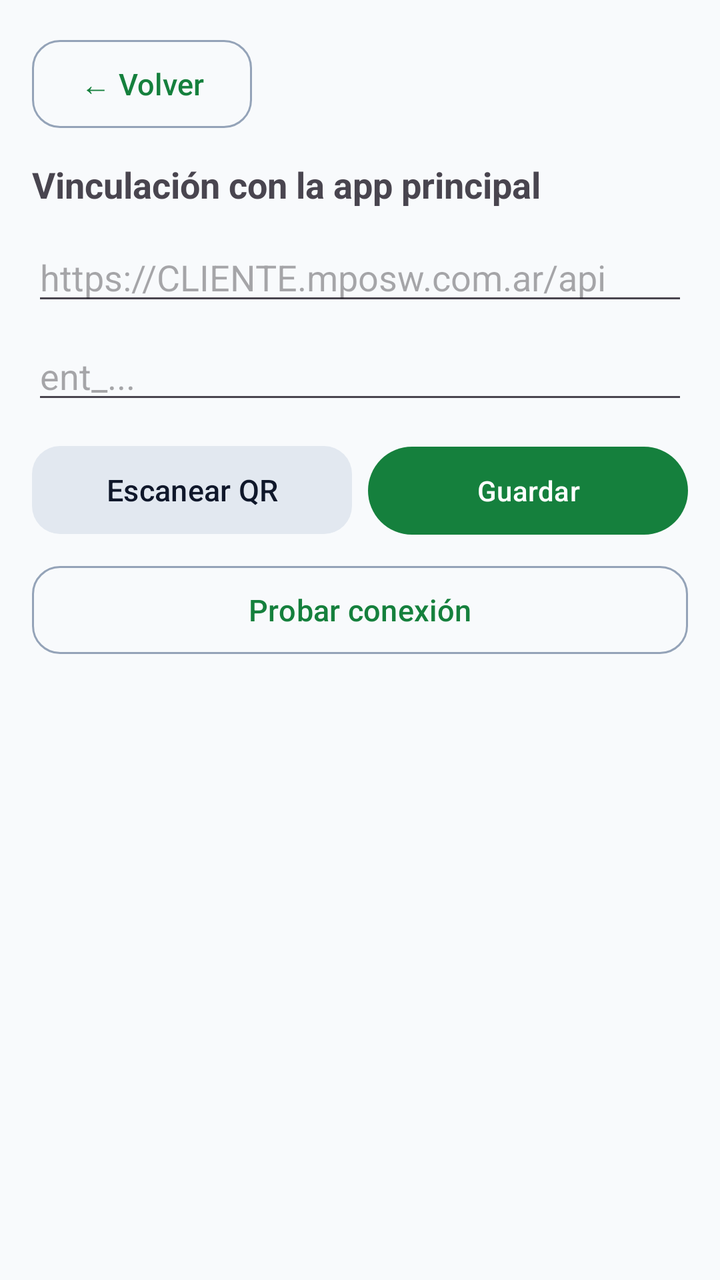
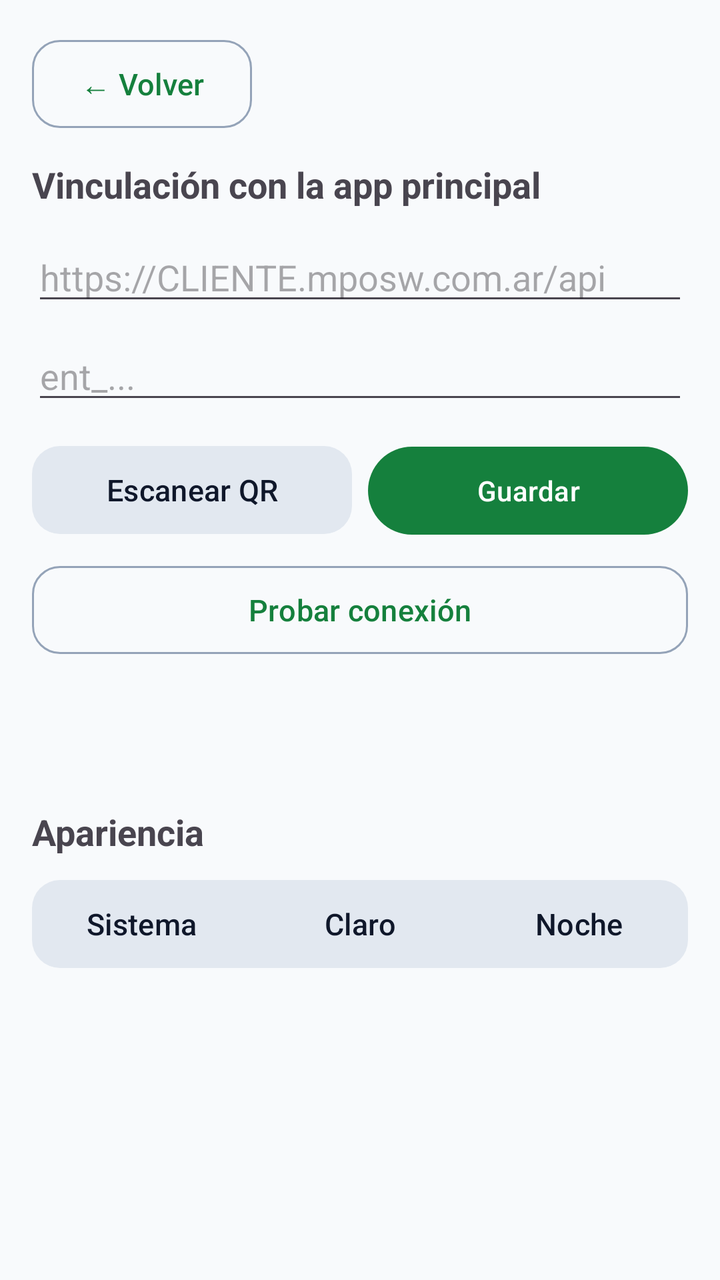

Two renders of the same Android screen: before a commit and after it. Below are the layout's source before the change and the commit's diff.
<!-- AndroidManifest.xml: application theme Theme.Entradas -->
<!-- res/layout/fragment_config.xml -->
<?xml version="1.0" encoding="utf-8"?>
<ScrollView xmlns:android="http://schemas.android.com/apk/res/android"
    android:layout_width="match_parent"
    android:layout_height="match_parent"
    android:padding="16dp">

    <LinearLayout
        android:orientation="vertical"
        android:layout_width="match_parent"
        android:layout_height="wrap_content">

        <com.google.android.material.button.MaterialButton
            android:id="@+id/btnVolver"
            style="@style/Widget.Entradas.Button.Ghost"
            android:layout_width="wrap_content"
            android:layout_height="wrap_content"
            android:text="@string/volver" />

        <TextView
            android:layout_width="wrap_content"
            android:layout_height="wrap_content"
            android:layout_marginTop="12dp"
            android:text="Vinculación con la app principal"
            android:textSize="18sp"
            android:textStyle="bold" />

        <EditText android:id="@+id/etBaseUrl"
            android:layout_width="match_parent"
            android:layout_height="wrap_content"
            android:layout_marginTop="12dp"
            android:hint="https://CLIENTE.mposw.com.ar/api"
            android:inputType="textUri" />

        <EditText android:id="@+id/etToken"
            android:layout_width="match_parent"
            android:layout_height="wrap_content"
            android:layout_marginTop="8dp"
            android:hint="ent_..."
            android:inputType="textPassword" />

        <LinearLayout
            android:orientation="horizontal"
            android:layout_width="match_parent"
            android:layout_height="wrap_content"
            android:layout_marginTop="12dp">

            <com.google.android.material.button.MaterialButton
                android:id="@+id/btnScanPairing"
                style="@style/Widget.Entradas.Button.Neutral"
                android:layout_width="0dp"
                android:layout_height="wrap_content"
                android:layout_weight="1"
                android:text="@string/escanear_qr" />

            <Space android:layout_width="8dp" android:layout_height="wrap_content" />

            <com.google.android.material.button.MaterialButton
                android:id="@+id/btnSave"
                android:layout_width="0dp"
                android:layout_height="wrap_content"
                android:layout_weight="1"
                android:minHeight="52dp"
                android:text="Guardar" />
        </LinearLayout>

        <com.google.android.material.button.MaterialButton
            android:id="@+id/btnTest"
            style="@style/Widget.Entradas.Button.Ghost"
            android:layout_width="match_parent"
            android:layout_height="wrap_content"
            android:layout_marginTop="8dp"
            android:text="@string/probar_conexion" />

        <TextView android:id="@+id/tvConfigStatus"
            android:layout_width="match_parent"
            android:layout_height="wrap_content"
            android:layout_marginTop="12dp"
            android:textSize="14sp" />

        <TextView android:id="@+id/tvVersions"
            android:layout_width="match_parent"
            android:layout_height="wrap_content"
            android:layout_marginTop="8dp"
            android:textSize="13sp" />
    </LinearLayout>
</ScrollView>
<!-- resources referenced by this layout -->
<resources>
  <string name="escanear_qr">Escanear QR</string>
  <string name="probar_conexion">Probar conexión</string>
  <string name="volver">← Volver</string>
  <style name="Widget.Entradas.Button.Ghost" parent="Widget.Material3.Button.OutlinedButton">
          <item name="android:minHeight">52dp</item>
          <item name="android:textSize">15sp</item>
          <item name="cornerRadius">14dp</item>
      </style>
  <style name="Widget.Entradas.Button.Neutral" parent="Widget.Material3.Button.TonalButton">
          <item name="android:minHeight">52dp</item>
          <item name="android:textSize">15sp</item>
          <item name="cornerRadius">14dp</item>
      </style>
  <style name="Theme.Entradas" parent="Theme.Material3.DayNight.NoActionBar">
          <item name="colorPrimary">@color/primary</item>
          <item name="colorOnPrimary">@color/on_primary</item>
          <item name="colorPrimaryContainer">@color/primary_container</item>
          <item name="colorOnPrimaryContainer">@color/on_primary_container</item>
          <item name="colorSecondary">@color/secondary</item>
          <item name="colorOnSecondary">@color/on_secondary</item>
          <item name="colorSecondaryContainer">@color/secondary_container</item>
          <item name="colorOnSecondaryContainer">@color/on_secondary_container</item>
          <item name="colorTertiary">@color/tertiary</item>
          <item name="colorOnTertiary">@color/on_tertiary</item>
          <item name="colorTertiaryContainer">@color/tertiary_container</item>
          <item name="colorOnTertiaryContainer">@color/on_tertiary_container</item>
          <item name="colorError">@color/error</item>
          <item name="colorOnError">@color/on_error</item>
          <item name="colorErrorContainer">@color/error_container</item>
          <item name="colorOnErrorContainer">@color/on_error_container</item>
          <item name="android:colorBackground">@color/background</item>
          <item name="colorSurface">@color/surface</item>
          <item name="colorOnSurface">@color/on_surface</item>
          <item name="colorSurfaceVariant">@color/surface_variant</item>
          <item name="colorOnSurfaceVariant">@color/on_surface_variant</item>
          <item name="colorOutline">@color/outline</item>
          <item name="android:windowBackground">@color/background</item>
          <item name="materialButtonStyle">@style/Widget.Entradas.Button</item>
      </style>
  <color name="primary">#15803D</color>
  <color name="on_primary">#FFFFFF</color>
  <color name="primary_container">#BBF7D0</color>
  <color name="on_primary_container">#052E16</color>
  <color name="secondary">#475569</color>
  <color name="on_secondary">#FFFFFF</color>
  <color name="secondary_container">#E2E8F0</color>
  <color name="on_secondary_container">#0F172A</color>
  <color name="tertiary">#B45309</color>
  <color name="on_tertiary">#FFFFFF</color>
  <color name="tertiary_container">#FDE68A</color>
  <color name="on_tertiary_container">#451A03</color>
  <color name="error">#B3261E</color>
  <color name="on_error">#FFFFFF</color>
  <color name="error_container">#F9DEDC</color>
  <color name="on_error_container">#410E0B</color>
  <color name="background">#F8FAFC</color>
  <color name="surface">#F8FAFC</color>
  <color name="on_surface">#0F172A</color>
  <color name="surface_variant">#E2E8F0</color>
  <color name="on_surface_variant">#475569</color>
  <color name="outline">#94A3B8</color>
  <style name="Widget.Entradas.Button" parent="Widget.Material3.Button" />
</resources>

<!-- the commit's change to res/layout/fragment_config.xml (unified diff, before → after) -->
@@ -1,5 +1,6 @@
 <?xml version="1.0" encoding="utf-8"?>
 <ScrollView xmlns:android="http://schemas.android.com/apk/res/android"
+    xmlns:app="http://schemas.android.com/apk/res-auto"
     android:layout_width="match_parent"
     android:layout_height="match_parent"
     android:padding="16dp">
@@ -82,5 +83,55 @@
             android:layout_height="wrap_content"
             android:layout_marginTop="8dp"
             android:textSize="13sp" />
+
+        <TextView
+            android:layout_width="wrap_content"
+            android:layout_height="wrap_content"
+            android:layout_marginTop="16dp"
+            android:text="@string/apariencia"
+            android:textSize="18sp"
+            android:textStyle="bold" />
+
+        <com.google.android.material.button.MaterialButtonToggleGroup
+            android:id="@+id/tgTheme"
+            android:layout_width="match_parent"
+            android:layout_height="wrap_content"
+            android:layout_marginTop="8dp"
+            app:singleSelection="true"
+            app:selectionRequired="true">
+
+            <com.google.android.material.button.MaterialButton
+                android:id="@+id/btnThemeSystem"
+                style="@style/Widget.Entradas.Button.Neutral"
+                android:layout_width="0dp"
+                android:layout_height="wrap_content"
+                android:layout_weight="1"
+                android:checkable="true"
+                android:maxLines="1"
+                android:ellipsize="end"
+                android:text="@string/tema_sistema" />
+
+            <com.google.android.material.button.MaterialButton
+                android:id="@+id/btnThemeLight"
+                style="@style/Widget.Entradas.Button.Neutral"
+                android:layout_width="0dp"
+                android:layout_height="wrap_content"
+                android:layout_weight="1"
+                android:checkable="true"
+                android:maxLines="1"
+                android:ellipsize="end"
+                android:text="@string/tema_claro" />
+
+            <com.google.android.material.button.MaterialButton
+                android:id="@+id/btnThemeDark"
+                style="@style/Widget.Entradas.Button.Neutral"
+                android:layout_width="0dp"
+                android:layout_height="wrap_content"
+                android:layout_weight="1"
+                android:checkable="true"
+                android:maxLines="1"
+                android:ellipsize="end"
+                android:text="@string/tema_oscuro" />
+        </com.google.android.material.button.MaterialButtonToggleGroup>
     </LinearLayout>
 </ScrollView>
<!-- resource entries referenced after the edit -->
@@ -1,7 +1,11 @@
 <!-- resources referenced by this layout -->
 <resources>
+  <string name="apariencia">Apariencia</string>
   <string name="escanear_qr">Escanear QR</string>
   <string name="probar_conexion">Probar conexión</string>
+  <string name="tema_claro">Claro</string>
+  <string name="tema_oscuro">Noche</string>
+  <string name="tema_sistema">Sistema</string>
   <string name="volver">← Volver</string>
   <style name="Widget.Entradas.Button.Ghost" parent="Widget.Material3.Button.OutlinedButton">
           <item name="android:minHeight">52dp</item>
